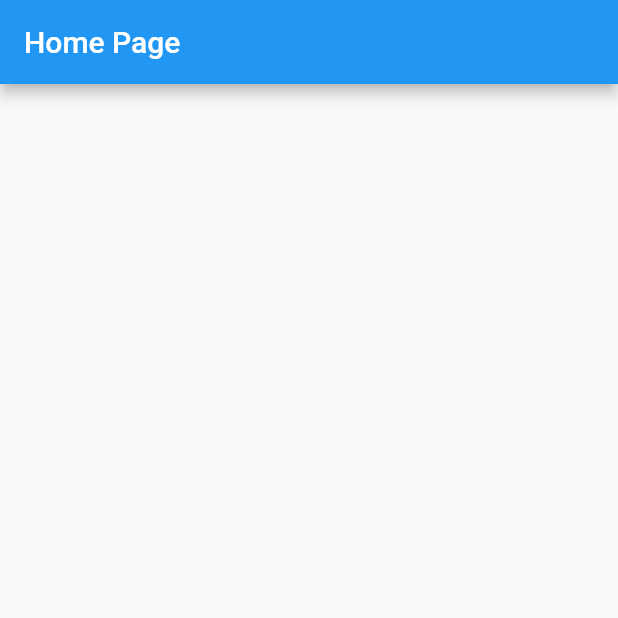
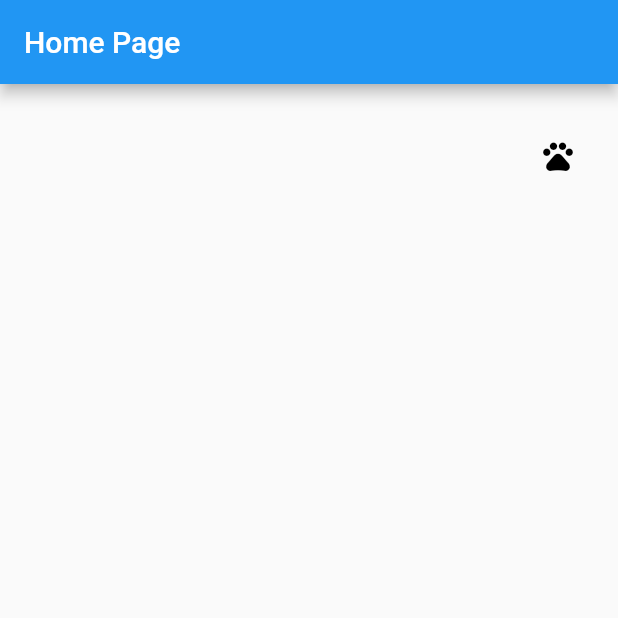
Before and after one commit to guchan-fout/flutter, a Flutter app: the screen it shows after launch, on a phone screen of 412 x 824 dp, the top half of it. Run offline on Flutter 3.47's test engine with Material 2 defaults, Android fonts, the phone set to English and light mode, and no system bars.

```diff
--- a/flutter_plugin_demo/lib/main.dart
+++ b/flutter_plugin_demo/lib/main.dart
@@ -1,6 +1,7 @@
 import 'package:flutter/material.dart';
 import 'dart:async';
 import 'package:flutter/services.dart';
+import 'package:flutter_tableview/listViewScreen.dart';
 
 void main() => runApp(new MyApp());
 
@@ -58,9 +59,27 @@ class _MyHomePageState extends State<MyHomePage> {
       appBar: new AppBar(
         title: new Text(widget.title),
       ),
-      body: new Center(
-        child: new Text('${_returnData}'),
-      ),
+
+      body: new Column( mainAxisSize: MainAxisSize.min,
+          mainAxisAlignment: MainAxisAlignment.center,
+
+          children: <Widget>[
+        new Center(
+          child: new Text('${_returnData}'),
+        ),
+        new ButtonBar(children: <Widget>[
+          new FlatButton(
+            child:new Icon(Icons.pets),
+            onPressed: () {
+              Navigator.push(
+                context,
+                new MaterialPageRoute(builder: (context) => new listViewScreen()),
+              );
+            },
+          ),
+        ]),
+
+      ]),
       floatingActionButton: new FloatingActionButton(
         onPressed: _getSystemVersion,
         tooltip: 'getSystemVersion',
```
Also changed, not shown: flutter_plugin_demo/lib/listView.dart (added, +43 -0 lines), flutter_plugin_demo/lib/listViewScreen.dart (added, +20 -0 lines), flutter_plugin_demo/lib/newsStruct.dart (added, +7 -0 lines).
